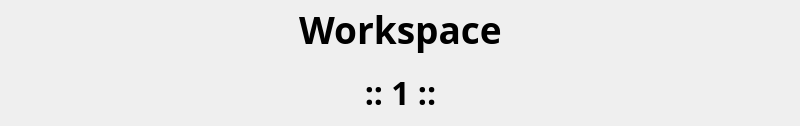
antrax2024/hyprnav, file src/hyprnav/assets/window.ui: the form before one commit.
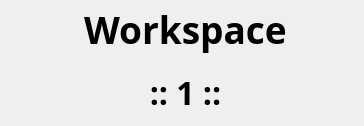
The form after the commit.

The edit to the form file:
```diff
--- a/src/hyprnav/assets/window.ui
+++ b/src/hyprnav/assets/window.ui
@@ -6,7 +6,7 @@
    <rect>
     <x>0</x>
     <y>0</y>
-    <width>800</width>
+    <width>364</width>
     <height>126</height>
    </rect>
   </property>
@@ -19,7 +19,7 @@
      <rect>
       <x>10</x>
       <y>0</y>
-      <width>781</width>
+      <width>351</width>
       <height>121</height>
      </rect>
     </property>
```
